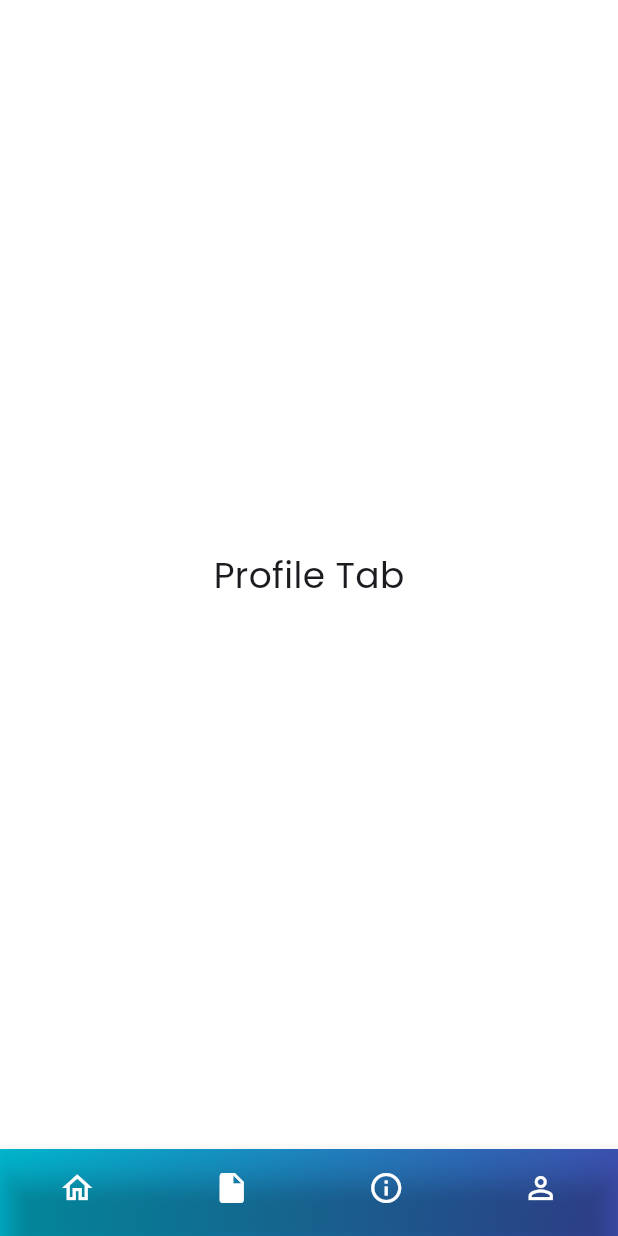
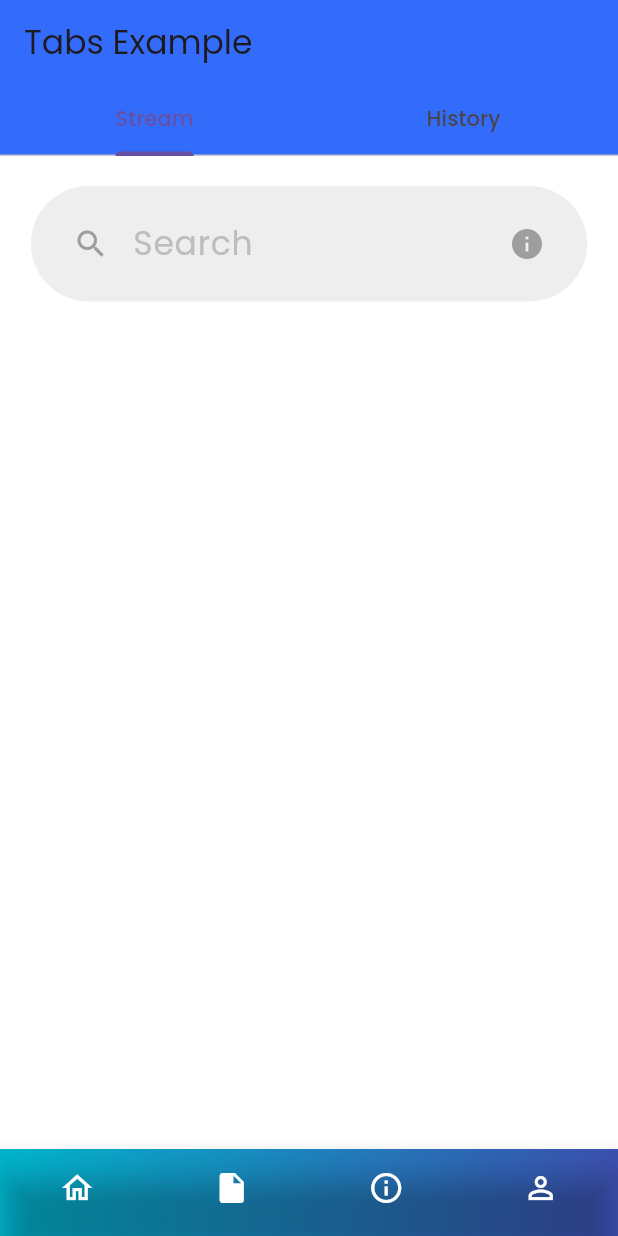
Before and after one commit to iammtmakiling/crash_cart, a Flutter app: the screen it shows after launch, item 2 of the bottom bar chosen, on a phone screen of 412 x 824 dp. Run offline on Flutter 3.47's test engine with Material 3 defaults, Android fonts, the phone set to English and light mode, and no system bars; our stand-ins replace google_fonts.

Commit message:
ui: searchbar

```diff
--- a/my_app/lib/src/tabs/streamTab.dart
+++ b/my_app/lib/src/tabs/streamTab.dart
@@ -1,12 +1,27 @@
 import 'package:flutter/material.dart';
+import 'tabs.dart';
 
 class StreamTab extends StatelessWidget {
-  const StreamTab({super.key});
+  const StreamTab({Key? key}) : super(key: key);
 
   @override
   Widget build(BuildContext context) {
-    return const Center(
-      child: Text('Profile Tab'),
+    return DefaultTabController(
+      length: 2, // Number of tabs
+      child: Scaffold(
+        appBar: AppBar(
+          title: const Text('Tabs Example'),
+          bottom: const TabBar(
+            tabs: [
+              Tab(text: 'Stream'),
+              Tab(text: 'History'),
+            ],
+          ),
+        ),
+        body: const TabBarView(
+          children: [SubStreamTab(), SubHistoryTab()],
+        ),
+      ),
     );
   }
 }
--- /dev/null
+++ b/my_app/lib/src/tabs/subHistoryTab.dart
@@ -0,0 +1,19 @@
+import 'package:flutter/material.dart';
+import '../widgets/widgets.dart';
+
+class SubHistoryTab extends StatelessWidget {
+  const SubHistoryTab({super.key});
+
+  @override
+  Widget build(BuildContext context) {
+    final TextEditingController searchController = TextEditingController();
+    return Center(
+      child: Column(children: [
+        const SizedBox(height: 20),
+        SearchTextField(
+          controller: searchController,
+        ),
+      ]),
+    );
+  }
+}
--- /dev/null
+++ b/my_app/lib/src/tabs/subStreamTab.dart
@@ -0,0 +1,19 @@
+import 'package:flutter/material.dart';
+import '../widgets/widgets.dart';
+
+class SubStreamTab extends StatelessWidget {
+  const SubStreamTab({super.key});
+
+  @override
+  Widget build(BuildContext context) {
+    final TextEditingController searchController = TextEditingController();
+    return Center(
+      child: Column(children: [
+        const SizedBox(height: 20),
+        SearchTextField(
+          controller: searchController,
+        ),
+      ]),
+    );
+  }
+}
--- a/my_app/lib/src/tabs/tabs.dart
+++ b/my_app/lib/src/tabs/tabs.dart
@@ -2,3 +2,5 @@ export 'homeTab.dart';
 export 'instructionsTab.dart';
 export 'profileTab.dart';
 export 'streamTab.dart';
+export 'subHistoryTab.dart';
+export 'subStreamTab.dart';
--- /dev/null
+++ b/my_app/lib/src/widgets/searchbar.dart
@@ -0,0 +1,36 @@
+import 'package:flutter/material.dart';
+
+class SearchTextField extends StatelessWidget {
+  final TextEditingController controller;
+
+  const SearchTextField({
+    Key? key,
+    required this.controller,
+  }) : super(key: key);
+
+  @override
+  Widget build(BuildContext context) {
+    return Container(
+      padding: const EdgeInsets.symmetric(horizontal: 16.0),
+      width: MediaQuery.of(context).size.width * 0.9,
+      decoration: BoxDecoration(
+        color: Color.fromARGB(255, 238, 238, 238),
+        borderRadius: BorderRadius.circular(50.0),
+      ),
+      child: Center(
+        child: TextField(
+          style: const TextStyle(fontSize: 22.0, color: Colors.grey),
+          controller: controller,
+          decoration: const InputDecoration(
+            prefixIcon: Icon(Icons.search, color: Colors.grey),
+            suffixIcon: Icon(Icons.info, color: Colors.grey),
+            hintText: "Search",
+            fillColor: Colors.transparent,
+            border: InputBorder.none,
+            focusedBorder: InputBorder.none,
+          ),
+        ),
+      ),
+    );
+  }
+}
--- a/my_app/lib/src/widgets/widgets.dart
+++ b/my_app/lib/src/widgets/widgets.dart
@@ -2,3 +2,4 @@ export 'button.dart';
 export 'textField.dart';
 export 'appbar.dart';
 export 'coloredbox.dart';
+export 'searchbar.dart';
```
